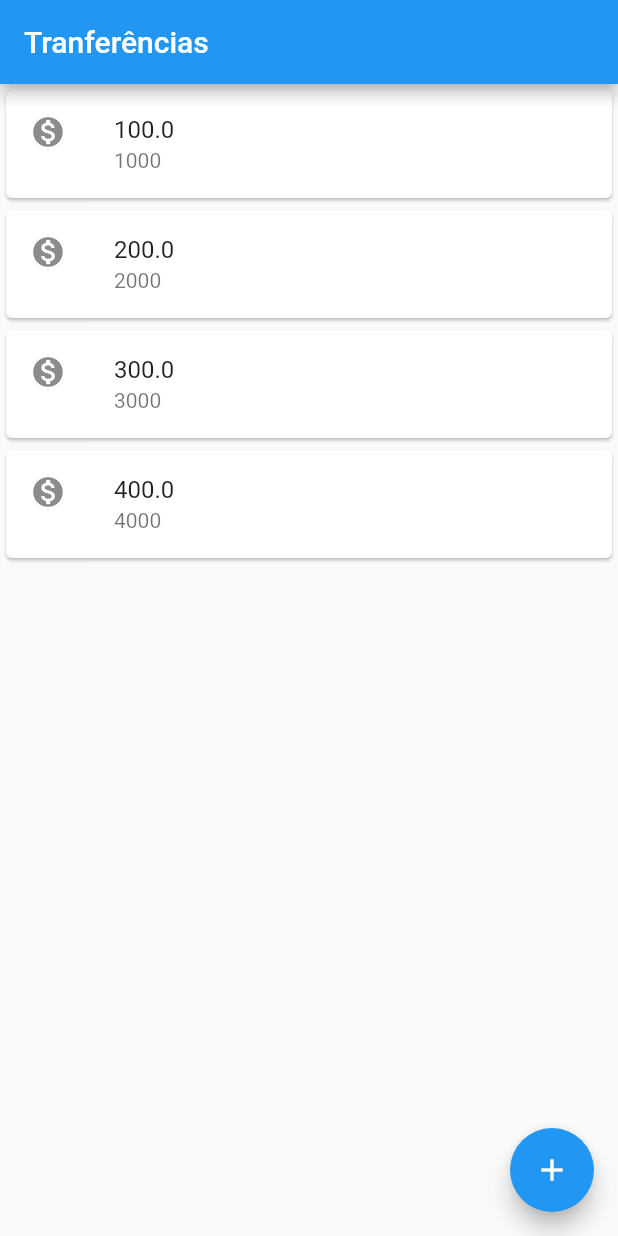
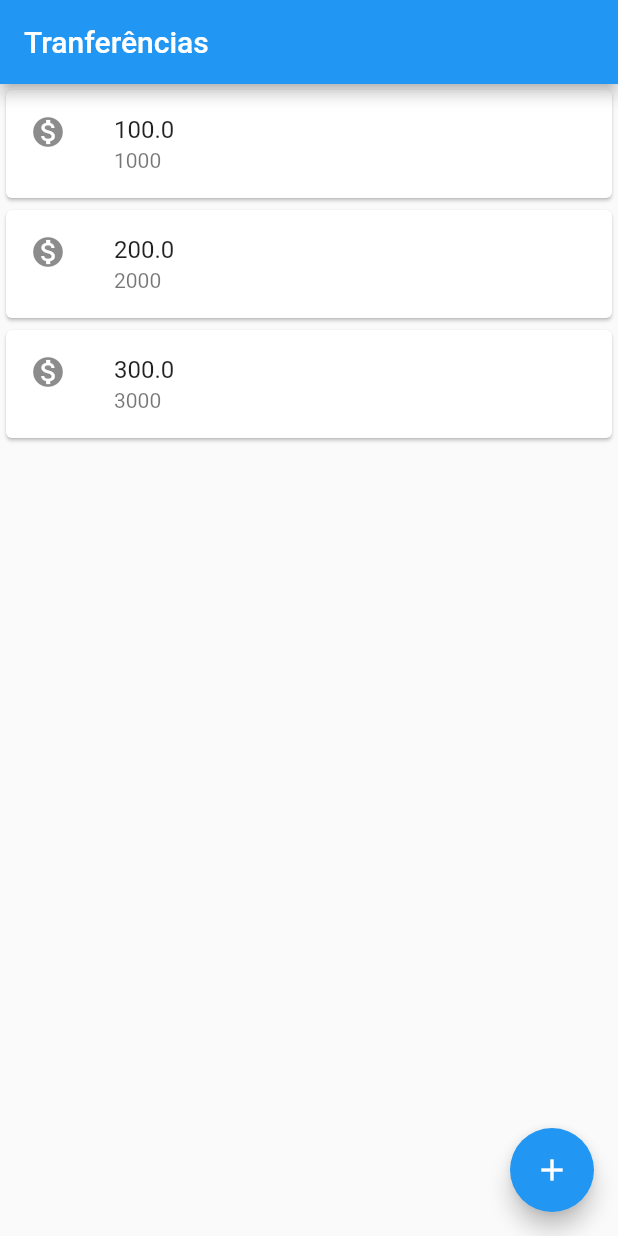
Before and after one commit to lucasfurtado/bytebank, a Flutter app: the screen it shows after launch, on a phone screen of 412 x 824 dp. Run offline on Flutter 3.47's test engine with Material 2 defaults, Android fonts, the phone set to English and light mode, and no system bars.

Commit message:
tranferencia list

```diff
--- a/lib/main.dart
+++ b/lib/main.dart
@@ -91,19 +91,23 @@ class Editor extends StatelessWidget {
 }
 
 class ListaTranferencia extends StatelessWidget {
+  final List<Transferencia> _transferencias = [];
+
   @override
   Widget build(BuildContext context) {
+    _transferencias.add(Transferencia(100.0, 1000));
+    _transferencias.add(Transferencia(200.0, 2000));
+    _transferencias.add(Transferencia(300.0, 3000));
     return Scaffold(
       appBar: AppBar(
         title: Text('Tranferências'),
       ),
-      body: ListView(
-        children: <Widget>[
-          ItemTranferencia(Transferencia(100.00, 1000)),
-          ItemTranferencia(Transferencia(200.00, 2000)),
-          ItemTranferencia(Transferencia(300.00, 3000)),
-          ItemTranferencia(Transferencia(400.00, 4000)),
-        ],
+      body: ListView.builder(
+        itemCount: _transferencias.length,
+        itemBuilder: (context, indice){
+          final transferencia = _transferencias[indice];
+          return ItemTranferencia(transferencia);
+        },
       ),
       floatingActionButton: FloatingActionButton(
         child: Icon(Icons.add),
@@ -115,6 +119,7 @@ class ListaTranferencia extends StatelessWidget {
           future.then( (tranferenciaRecebida) {
             debugPrint('Chegou no then do future');
             debugPrint(tranferenciaRecebida.toString());
+            _transferencias.add(tranferenciaRecebida!);
           });
         },
       ),
```
